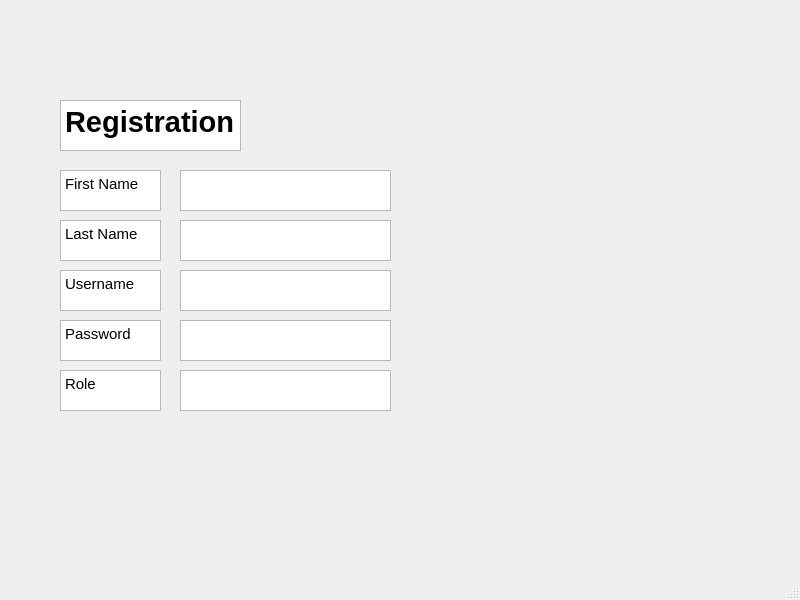
Above: code/Staging_Environment/SP23/code/SP23/registration_window.ui from muazzamaqeel/Software-Project-CTS-5 before the change. Below: the same form after it.
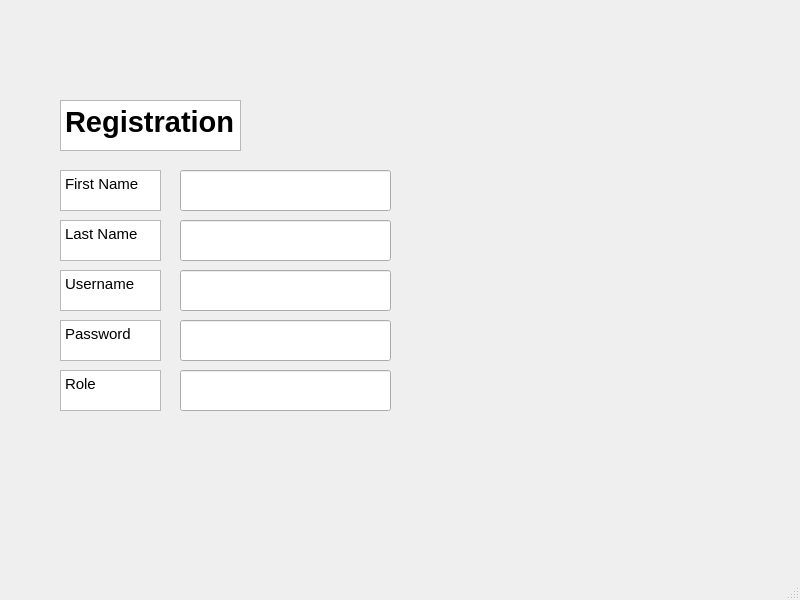
That is the form after the change.

Diff of the .ui file:
```diff
--- a/code/Staging_Environment/SP23/code/SP23/registration_window.ui
+++ b/code/Staging_Environment/SP23/code/SP23/registration_window.ui
@@ -34,26 +34,6 @@
 &lt;p style=&quot; margin-top:0px; margin-bottom:0px; margin-left:0px; margin-right:0px; -qt-block-indent:0; text-indent:0px;&quot;&gt;&lt;span style=&quot; font-size:11pt;&quot;&gt;Password&lt;/span&gt;&lt;/p&gt;&lt;/body&gt;&lt;/html&gt;</string>
     </property>
    </widget>
-   <widget class="QTextEdit" name="textEdit">
-    <property name="geometry">
-     <rect>
-      <x>180</x>
-      <y>170</y>
-      <width>211</width>
-      <height>41</height>
-     </rect>
-    </property>
-   </widget>
-   <widget class="QTextEdit" name="textEdit_4">
-    <property name="geometry">
-     <rect>
-      <x>180</x>
-      <y>320</y>
-      <width>211</width>
-      <height>41</height>
-     </rect>
-    </property>
-   </widget>
    <widget class="QTextBrowser" name="textBrowser_4">
     <property name="geometry">
      <rect>
@@ -94,16 +74,6 @@
 &lt;p style=&quot; margin-top:0px; margin-bottom:0px; margin-left:0px; margin-right:0px; -qt-block-indent:0; text-indent:0px;&quot;&gt;&lt;span style=&quot; font-size:11pt;&quot;&gt;Role&lt;/span&gt;&lt;/p&gt;&lt;/body&gt;&lt;/html&gt;</string>
     </property>
    </widget>
-   <widget class="QTextEdit" name="textEdit_3">
-    <property name="geometry">
-     <rect>
-      <x>180</x>
-      <y>270</y>
-      <width>211</width>
-      <height>41</height>
-     </rect>
-    </property>
-   </widget>
    <widget class="QTextBrowser" name="textBrowser_3">
     <property name="geometry">
      <rect>
@@ -124,26 +94,6 @@
 &lt;p style=&quot; margin-top:0px; margin-bottom:0px; margin-left:0px; margin-right:0px; -qt-block-indent:0; text-indent:0px;&quot;&gt;&lt;span style=&quot; font-size:11pt;&quot;&gt;Last Name&lt;/span&gt;&lt;/p&gt;&lt;/body&gt;&lt;/html&gt;</string>
     </property>
    </widget>
-   <widget class="QTextEdit" name="textEdit_5">
-    <property name="geometry">
-     <rect>
-      <x>180</x>
-      <y>370</y>
-      <width>211</width>
-      <height>41</height>
-     </rect>
-    </property>
-   </widget>
-   <widget class="QTextEdit" name="textEdit_2">
-    <property name="geometry">
-     <rect>
-      <x>180</x>
-      <y>220</y>
-      <width>211</width>
-      <height>41</height>
-     </rect>
-    </property>
-   </widget>
    <widget class="QTextBrowser" name="textBrowser_8">
     <property name="geometry">
      <rect>
@@ -184,6 +134,59 @@
 &lt;p style=&quot; margin-top:0px; margin-bottom:0px; margin-left:0px; margin-right:0px; -qt-block-indent:0; text-indent:0px;&quot;&gt;&lt;span style=&quot; font-size:11pt;&quot;&gt;Username&lt;/span&gt;&lt;/p&gt;&lt;/body&gt;&lt;/html&gt;</string>
     </property>
    </widget>
+   <widget class="QLineEdit" name="lineEdit">
+    <property name="geometry">
+     <rect>
+      <x>180</x>
+      <y>170</y>
+      <width>211</width>
+      <height>41</height>
+     </rect>
+    </property>
+    <property name="text">
+     <string/>
+    </property>
+   </widget>
+   <widget class="QLineEdit" name="lineEdit_2">
+    <property name="geometry">
+     <rect>
+      <x>180</x>
+      <y>220</y>
+      <width>211</width>
+      <height>41</height>
+     </rect>
+    </property>
+   </widget>
+   <widget class="QLineEdit" name="lineEdit_3">
+    <property name="geometry">
+     <rect>
+      <x>180</x>
+      <y>270</y>
+      <width>211</width>
+      <height>41</height>
+     </rect>
+    </property>
+   </widget>
+   <widget class="QLineEdit" name="lineEdit_4">
+    <property name="geometry">
+     <rect>
+      <x>180</x>
+      <y>320</y>
+      <width>211</width>
+      <height>41</height>
+     </rect>
+    </property>
+   </widget>
+   <widget class="QLineEdit" name="lineEdit_5">
+    <property name="geometry">
+     <rect>
+      <x>180</x>
+      <y>370</y>
+      <width>211</width>
+      <height>41</height>
+     </rect>
+    </property>
+   </widget>
   </widget>
   <widget class="QMenuBar" name="menubar">
    <property name="geometry">
```
